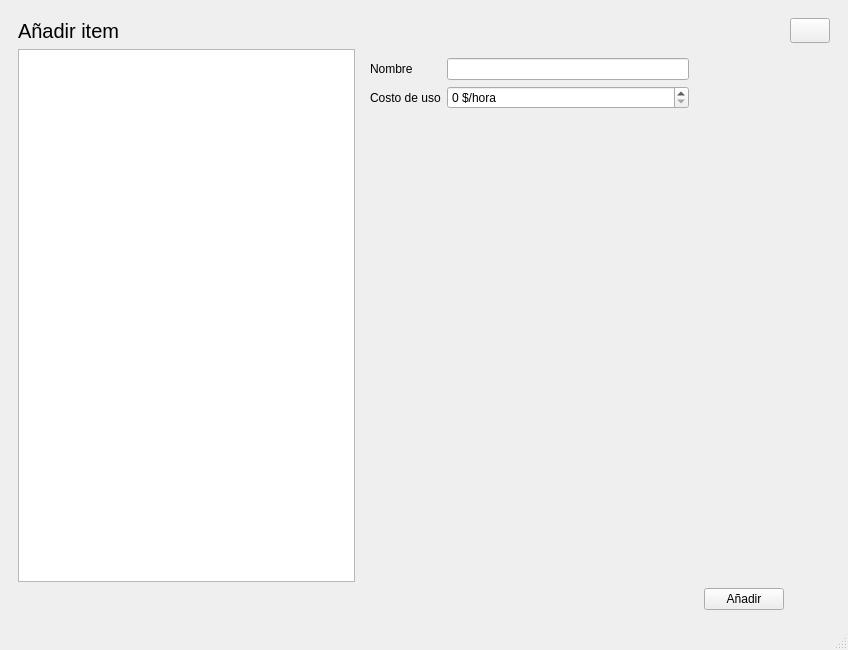
This is UI/gui.ui in LewisMojica/3DPricing as Qt 5 draws it before an edit. The edited form follows.
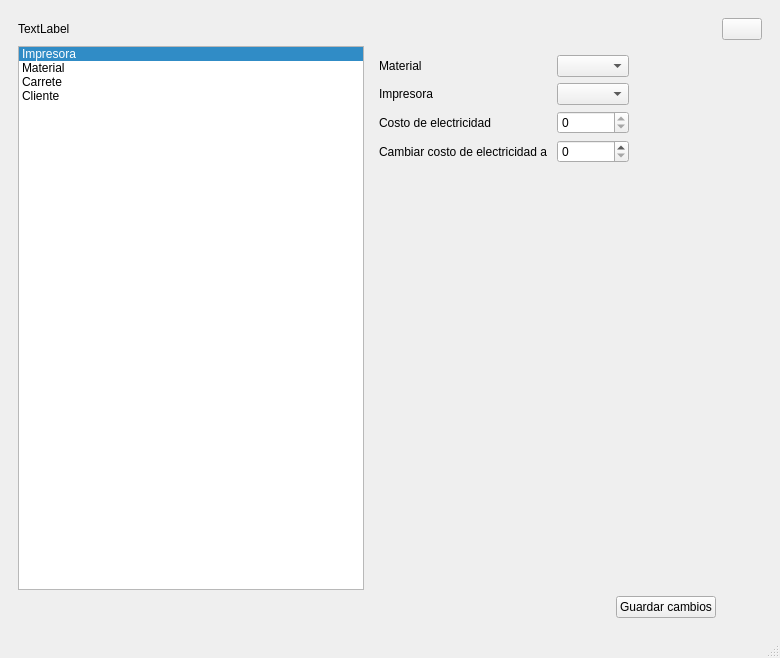
This is the edited form. The open tabs and pages were chosen to show the change. Icons and pictures are not drawn.

What changed in the file:
```diff
--- a/UI/gui.ui
+++ b/UI/gui.ui
@@ -6,8 +6,8 @@
    <rect>
     <x>0</x>
     <y>0</y>
-    <width>848</width>
-    <height>650</height>
+    <width>780</width>
+    <height>658</height>
    </rect>
   </property>
   <property name="windowTitle">
@@ -19,10 +19,10 @@
   </property>
   <widget class="QWidget" name="centralwidget">
    <layout class="QGridLayout" name="gridLayout_2">
-    <item row="0" column="1">
+    <item row="0" column="2">
      <widget class="QStackedWidget" name="stackedWidget">
       <property name="currentIndex">
-       <number>2</number>
+       <number>3</number>
       </property>
       <widget class="QWidget" name="start">
        <layout class="QGridLayout" name="gridLayout_4">
@@ -686,6 +686,24 @@
               <property name="lineWidth">
                <number>1</number>
               </property>
+              <property name="currentRow">
+               <number>0</number>
+              </property>
+              <item>
+               <property name="text">
+                <string>Impresora</string>
+               </property>
+              </item>
+              <item>
+               <property name="text">
+                <string>Carrete</string>
+               </property>
+              </item>
+              <item>
+               <property name="text">
+                <string>Cliente</string>
+               </property>
+              </item>
              </widget>
             </item>
             <item>
@@ -890,6 +908,158 @@
         </item>
        </layout>
       </widget>
+      <widget class="QWidget" name="edit_delete">
+       <layout class="QGridLayout" name="gridLayout_36">
+        <item row="1" column="0">
+         <widget class="QLabel" name="label_25">
+          <property name="text">
+           <string>TextLabel</string>
+          </property>
+         </widget>
+        </item>
+        <item row="5" column="0">
+         <layout class="QGridLayout" name="gridLayout_35">
+          <item row="1" column="1">
+           <layout class="QHBoxLayout" name="horizontalLayout_29">
+            <item>
+             <widget class="QListWidget" name="listWidget">
+              <property name="viewMode">
+               <enum>QListView::ListMode</enum>
+              </property>
+              <property name="currentRow">
+               <number>0</number>
+              </property>
+              <item>
+               <property name="text">
+                <string>Impresora</string>
+               </property>
+              </item>
+              <item>
+               <property name="text">
+                <string>Material</string>
+               </property>
+              </item>
+              <item>
+               <property name="text">
+                <string>Carrete</string>
+               </property>
+              </item>
+              <item>
+               <property name="text">
+                <string>Cliente</string>
+               </property>
+              </item>
+             </widget>
+            </item>
+            <item>
+             <widget class="QStackedWidget" name="stackedWidget_3">
+              <property name="currentIndex">
+               <number>1</number>
+              </property>
+              <widget class="QWidget" name="Impresora"/>
+              <widget class="QWidget" name="Material">
+               <layout class="QFormLayout" name="formLayout_27">
+                <item row="0" column="0">
+                 <layout class="QFormLayout" name="formLayout_26">
+                  <item row="0" column="0">
+                   <widget class="QLabel" name="materialLabel_13">
+                    <property name="text">
+                     <string>Material</string>
+                    </property>
+                   </widget>
+                  </item>
+                  <item row="0" column="1">
+                   <widget class="QComboBox" name="materialComboBox_9"/>
+                  </item>
+                  <item row="1" column="0">
+                   <widget class="QLabel" name="impresoraLabel_5">
+                    <property name="text">
+                     <string>Impresora</string>
+                    </property>
+                   </widget>
+                  </item>
+                  <item row="1" column="1">
+                   <widget class="QComboBox" name="impresoraComboBox"/>
+                  </item>
+                  <item row="2" column="0">
+                   <widget class="QLabel" name="costoDeElectricidadLabel">
+                    <property name="text">
+                     <string>Costo de electricidad</string>
+                    </property>
+                   </widget>
+                  </item>
+                  <item row="2" column="1">
+                   <widget class="QSpinBox" name="costoDeElectricidadSpinBox">
+                    <property name="readOnly">
+                     <bool>true</bool>
+                    </property>
+                   </widget>
+                  </item>
+                  <item row="3" column="0">
+                   <widget class="QLabel" name="cambiarCostoDeElectricidadALabel">
+                    <property name="text">
+                     <string>Cambiar costo de electricidad a </string>
+                    </property>
+                   </widget>
+                  </item>
+                  <item row="3" column="1">
+                   <widget class="QSpinBox" name="cambiarCostoDeElectricidadASpinBox"/>
+                  </item>
+                 </layout>
+                </item>
+               </layout>
+              </widget>
+              <widget class="QWidget" name="Carrete"/>
+              <widget class="QWidget" name="Cliente"/>
+             </widget>
+            </item>
+           </layout>
+          </item>
+         </layout>
+        </item>
+        <item row="1" column="2" alignment="Qt::AlignRight">
+         <widget class="QPushButton" name="pushButton_3">
+          <property name="sizePolicy">
+           <sizepolicy hsizetype="Fixed" vsizetype="Fixed">
+            <horstretch>0</horstretch>
+            <verstretch>0</verstretch>
+           </sizepolicy>
+          </property>
+          <property name="text">
+           <string/>
+          </property>
+          <property name="icon">
+           <iconset resource="../imgs/resources.qrc">
+            <normaloff>:/icons/icons/casa.png</normaloff>:/icons/icons/casa.png</iconset>
+          </property>
+         </widget>
+        </item>
+        <item row="6" column="0">
+         <layout class="QHBoxLayout" name="horizontalLayout_9">
+          <item>
+           <spacer name="horizontalSpacer_7">
+            <property name="orientation">
+             <enum>Qt::Horizontal</enum>
+            </property>
+            <property name="sizeHint" stdset="0">
+             <size>
+              <width>40</width>
+              <height>20</height>
+             </size>
+            </property>
+           </spacer>
+          </item>
+          <item alignment="Qt::AlignRight">
+           <widget class="QPushButton" name="pushButton">
+            <property name="text">
+             <string>Guardar cambios</string>
+            </property>
+           </widget>
+          </item>
+         </layout>
+        </item>
+       </layout>
+      </widget>
      </widget>
     </item>
    </layout>
```
Left out of the diff: 16 changed lines with no effect on the pictures.
